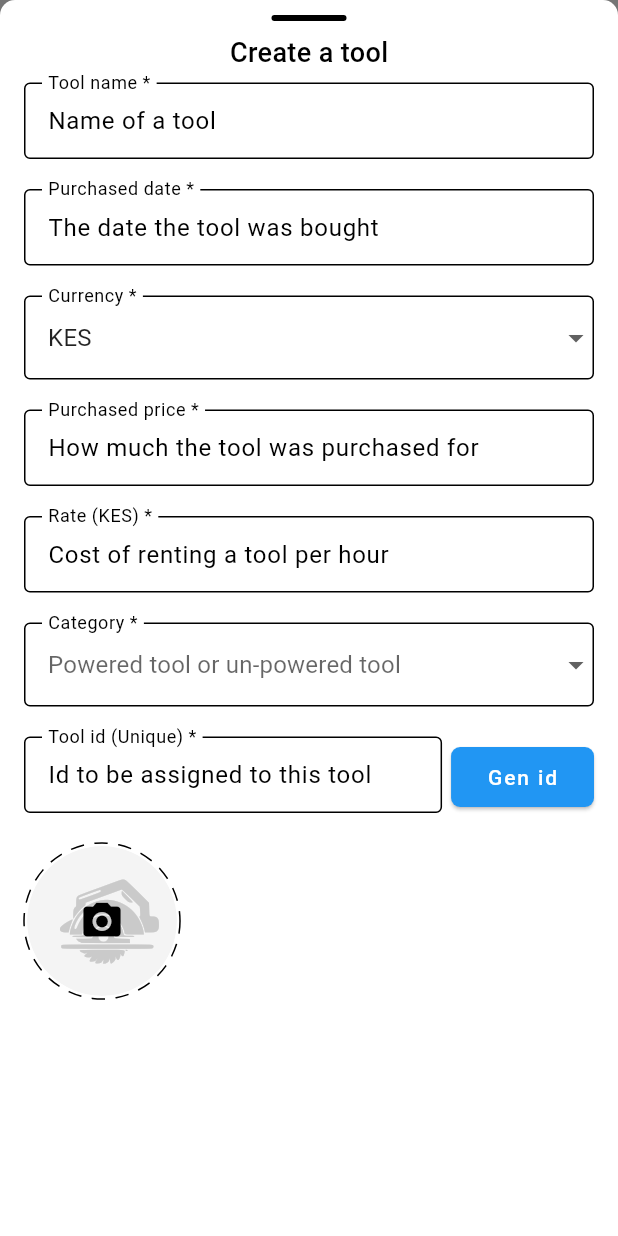
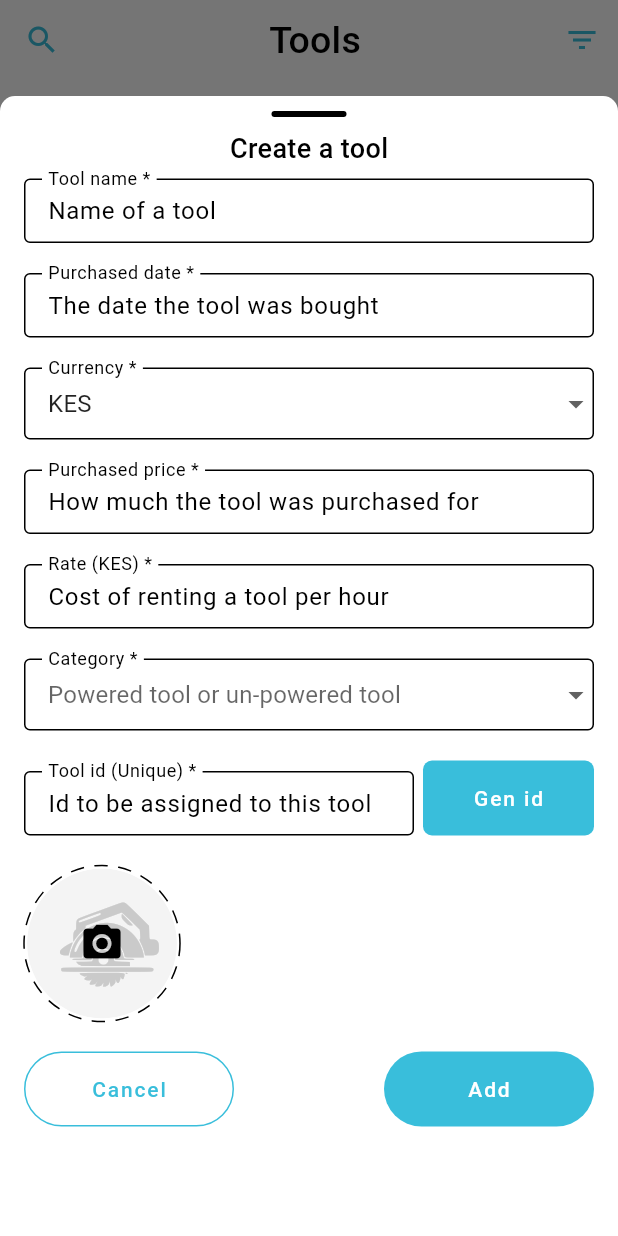
Before and after one commit to rex-enigma/tools_rental_manager, a Flutter app: the screen it shows after launch, after a tap on the "add" icon, on a phone screen of 412 x 824 dp. Run offline on Flutter 3.47's test engine with Material 2 defaults, Android fonts, the phone set to English and light mode, and no system bars; drawn by our look-alikes of dotted_border; our stand-ins replace drift, image_cropper, image_picker, shared_preferences, stacked, stacked_services and 1 more; accounts and stored records are empty; generated files the repository leaves out were written again.

Commit message:
added 2 button in tool_creator_sheet screen

```diff
--- a/lib/ui/bottom_sheets/tool_creator/tool_creator_sheet.dart
+++ b/lib/ui/bottom_sheets/tool_creator/tool_creator_sheet.dart
@@ -8,6 +8,7 @@ import 'package:tools_rental_management/main.dart';
 import 'package:tools_rental_management/ui/common/ui_helpers.dart';
 import 'package:stacked/stacked.dart';
 import 'package:stacked_services/stacked_services.dart';
+import 'package:tools_rental_management/ui/reuable_widgets/dashed_circular_btn_border_with_icons.dart';
 import 'package:tools_rental_management/ui/reuable_widgets/drag_handle.dart';
 import 'package:tools_rental_management/ui/views/home/home_view.dart';
 
@@ -28,8 +29,10 @@ class ToolCreatorSheet extends StackedView<ToolCreatorSheetModel> {
     ToolCreatorSheetModel viewModel,
     Widget? child,
   ) {
-    return Container(
+    return SingleChildScrollView(
+      child: Container(
         width: screenWidth(context),
+        height: 760.0,
         padding: const EdgeInsets.only(
           top: 10.0,
           bottom: 10.0,
@@ -58,6 +61,7 @@ class ToolCreatorSheet extends StackedView<ToolCreatorSheetModel> {
                     onTap: () => print('textFormField taped'),
                     readOnly: true,
                     decoration: const InputDecoration(
+                      isDense: true,
                       focusedBorder: OutlineInputBorder(borderSide: BorderSide()),
                       enabledBorder: OutlineInputBorder(borderSide: BorderSide()),
                       hintText: 'Name of a tool',
@@ -71,6 +75,7 @@ class ToolCreatorSheet extends StackedView<ToolCreatorSheetModel> {
                     onTap: () => print('textFormField taped'),
                     readOnly: true,
                     decoration: const InputDecoration(
+                      isDense: true,
                       focusedBorder: OutlineInputBorder(borderSide: BorderSide()),
                       enabledBorder: OutlineInputBorder(borderSide: BorderSide()),
                       hintText: 'The date the tool was bought',
@@ -83,6 +88,7 @@ class ToolCreatorSheet extends StackedView<ToolCreatorSheetModel> {
                   DropdownButtonFormField(
                     value: Currency.kes.name,
                     decoration: const InputDecoration(
+                      isDense: true,
                       focusedBorder: OutlineInputBorder(borderSide: BorderSide()),
                       enabledBorder: OutlineInputBorder(borderSide: BorderSide()),
                       labelText: 'Currency *',
@@ -102,6 +108,7 @@ class ToolCreatorSheet extends StackedView<ToolCreatorSheetModel> {
                   verticalSpaceMedium,
                   TextFormField(
                     decoration: const InputDecoration(
+                      isDense: true,
                       focusedBorder: OutlineInputBorder(borderSide: BorderSide()),
                       enabledBorder: OutlineInputBorder(borderSide: BorderSide()),
                       hintText: "How much the tool was purchased for",
@@ -113,6 +120,7 @@ class ToolCreatorSheet extends StackedView<ToolCreatorSheetModel> {
                   verticalSpaceMedium,
                   TextFormField(
                     decoration: const InputDecoration(
+                      isDense: true,
                       focusedBorder: OutlineInputBorder(borderSide: BorderSide()),
                       enabledBorder: OutlineInputBorder(borderSide: BorderSide()),
                       hintText: 'Cost of renting a tool per hour',
@@ -124,6 +132,7 @@ class ToolCreatorSheet extends StackedView<ToolCreatorSheetModel> {
                   verticalSpaceMedium,
                   DropdownButtonFormField(
                       decoration: const InputDecoration(
+                        isDense: true,
                         focusedBorder: OutlineInputBorder(borderSide: BorderSide()),
                         enabledBorder: OutlineInputBorder(borderSide: BorderSide()),
                         hintText: 'Powered tool or un-powered tool',
@@ -148,6 +157,7 @@ class ToolCreatorSheet extends StackedView<ToolCreatorSheetModel> {
                         child: TextFormField(
                           readOnly: true,
                           decoration: const InputDecoration(
+                            isDense: true,
                             focusedBorder: OutlineInputBorder(borderSide: BorderSide()),
                             enabledBorder: OutlineInputBorder(borderSide: BorderSide()),
                             hintText: 'Id to be assigned to this tool',
@@ -157,14 +167,22 @@ class ToolCreatorSheet extends StackedView<ToolCreatorSheetModel> {
                           ),
                         ),
                       ),
-                    Padding(
-                      padding: EdgeInsets.only(left: 6),
-                      child: ElevatedButton(
-                        style: ButtonStyle(
-                          shape: MaterialStatePropertyAll(RoundedRectangleBorder(borderRadius: BorderRadius.circular(6))),
-                          backgroundColor: MaterialStatePropertyAll(Colors.blue),
+                      Container(
+                        height: 50,
+                        width: 120.0,
+                        padding: const EdgeInsets.only(left: 6.0),
+                        child: FilledButton(
+                          style: Theme.of(context).filledButtonTheme.style?.copyWith(
+                                fixedSize: const MaterialStatePropertyAll(
+                                  Size(120.0, 50.0),
                                 ),
-                        child: Text('Gen id'),
+                                shape: MaterialStatePropertyAll(
+                                  RoundedRectangleBorder(
+                                    borderRadius: BorderRadius.circular(6),
+                                  ),
+                                ),
+                              ),
+                          child: const Text('Gen id'),
                           onPressed: () => {},
                         ),
                       )
@@ -177,6 +195,20 @@ class ToolCreatorSheet extends StackedView<ToolCreatorSheetModel> {
                       toolImagePath: viewModel.toolImagePath,
                     ),
                   ),
+                  verticalSpaceMedium,
+                  Row(
+                    mainAxisAlignment: MainAxisAlignment.spaceBetween,
+                    children: [
+                      OutlinedButton(
+                        onPressed: () => {},
+                        child: const Text('Cancel'),
+                      ),
+                      FilledButton(
+                        onPressed: () => {},
+                        child: const Text('Add'),
+                      ),
+                    ],
+                  )
                 ],
               ),
             ),
@@ -189,91 +221,10 @@ class ToolCreatorSheet extends StackedView<ToolCreatorSheetModel> {
             topRight: Radius.circular(10),
           ),
         ),
+      ),
     );
   }
 
   @override
   ToolCreatorSheetModel viewModelBuilder(BuildContext context) => ToolCreatorSheetModel();
 }
-
-/// [DashedCircularButtonBorderWithIcons] created a circular button which has dashed border and 3
-/// widget stacked on top of each other. The first widget is a greyish background, second widget is an
-/// icon(either a FontIcons.circularSaw or Icons.person) and the last is an icon(Icons.photo_camera).
-/// [BottomSheetType] is need so that we can be able to create a [DashedCircularButtonBorderWithIcons] with either
-/// a [circularSaw] icon or a [person] icon as second widget in the stack.
-/// [toolImagePath] is the path of a tool image to be displayed.
-class DashedCircularButtonBorderWithIcons extends StatelessWidget {
-  final BottomSheetType bottomSheetType;
-  final String? toolImagePath;
-
-  const DashedCircularButtonBorderWithIcons({
-    required this.bottomSheetType,
-    required this.toolImagePath,
-    Key? key,
-  }) : super(key: key);
-
-  @override
-  Widget build(BuildContext context) {
-    return GestureDetector(
-      onTap: () {
-        // Handle button tap
-        print('add a tool photo');
-      },
-      child: DottedBorder(
-        borderType: BorderType.Circle,
-        dashPattern: const [8, 8],
-        strokeCap: StrokeCap.square,
-        color: Theme.of(context).colorScheme.onPrimary,
-        child: Container(
-          width: 100,
-          height: 100,
-          decoration: const BoxDecoration(
-            shape: BoxShape.circle,
-          ),
-          child: Stack(
-            children: [
-              Positioned.fill(
-                child: ClipOval(
-                  child: toolImagePath == null
-                      ? Container(
-                          decoration: const BoxDecoration(
-                            shape: BoxShape.circle,
-                            color: Color.fromRGBO(244, 244, 244, 1),
-                          ),
-                        )
-                      : Image.asset(
-                          toolImagePath!,
-                          fit: BoxFit.cover,
-                        ),
-                ),
-              ),
-              if (toolImagePath == null)
-                Align(
-                  alignment: Alignment.center,
-                  child: switch (bottomSheetType) {
-                    BottomSheetType.toolCreator => const Icon(
-                        FontIcons.circularSaw,
-                        color: Color.fromRGBO(202, 202, 202, 1.0),
-                        size: 56.0,
-                      ),
-                    BottomSheetType.toolUserCreator => const Icon(
-                        Icons.person,
-                        color: Color.fromRGBO(202, 202, 202, 1.0),
-                      ),
-                  },
-                ),
-              if (toolImagePath == null)
-                const Align(
-                  alignment: Alignment.center,
-                  child: Icon(
-                    Icons.photo_camera,
-                    color: Colors.black,
-                  ),
-                ),
-            ],
-          ),
-        ),
-      ),
-    );
-  }
-}
--- a/lib/ui/common/themes.dart
+++ b/lib/ui/common/themes.dart
@@ -21,13 +21,25 @@ ThemeData lightTheme = ThemeData(
   typography: Typography(
     white: _textTheme,
   ),
+  filledButtonTheme: const FilledButtonThemeData(
+    style: ButtonStyle(
+      backgroundColor: MaterialStatePropertyAll(
+        Color.fromRGBO(57, 190, 219, 1.0),
+      ),
+      foregroundColor: MaterialStatePropertyAll(
+        Colors.white,
+      ),
+      fixedSize: MaterialStatePropertyAll(
+        Size(140.0, 50.0),
+      ),
+    ),
+  ),
   iconTheme: const IconThemeData(
     color: Colors.black,
     size: 30.0,
   ),
-
-  ///duplicate this to the dark theme
   tabBarTheme: _tabBarTheme,
+  outlinedButtonTheme: _outlinedButtonTheme,
 );
 
 ThemeData darkTheme = ThemeData(
@@ -64,8 +76,22 @@ ThemeData darkTheme = ThemeData(
       ),
     ),
   ),
+  filledButtonTheme: const FilledButtonThemeData(
+    style: ButtonStyle(
+      backgroundColor: MaterialStatePropertyAll(
+        Color.fromRGBO(57, 190, 219, 1.0),
+      ),
+      foregroundColor: MaterialStatePropertyAll(
+        Colors.black,
+      ),
+      fixedSize: MaterialStatePropertyAll(
+        Size(140.0, 50.0),
+      ),
+    ),
+  ),
+  outlinedButtonTheme: _outlinedButtonTheme,
   iconTheme: const IconThemeData(
-    color: Color.fromRGBO(228, 228, 228, 1.0),
+    color: Colors.black,
     size: 30.0,
   ),
   tabBarTheme: _tabBarTheme,
@@ -115,3 +141,13 @@ TabBarTheme _tabBarTheme = const TabBarTheme(
   ),
   indicatorSize: TabBarIndicatorSize.label,
 );
+
+OutlinedButtonThemeData _outlinedButtonTheme = OutlinedButtonThemeData(
+  style: OutlinedButton.styleFrom(
+    foregroundColor: const Color.fromRGBO(57, 190, 219, 1.0),
+    side: const BorderSide(
+      color: Color.fromRGBO(57, 190, 219, 1.0),
+    ),
+    fixedSize: const Size(140.0, 50.0),
+  ),
+);
--- /dev/null
+++ b/lib/ui/reuable_widgets/dashed_circular_btn_border_with_icons.dart
@@ -0,0 +1,86 @@
+import 'package:dotted_border/dotted_border.dart';
+import 'package:flutter/material.dart';
+import 'package:tools_rental_management/app/app.bottomsheets.dart';
+import 'package:tools_rental_management/assets/font_icons/font_icons.dart';
+
+/// [DashedCircularButtonBorderWithIcons] created a circular button which has dashed border and 3
+/// widget stacked on top of each other. The first widget is a greyish background, second widget is an
+/// icon(either a FontIcons.circularSaw or Icons.person) and the last is an icon(Icons.photo_camera).
+/// [BottomSheetType] is need so that we can be able to create a [DashedCircularButtonBorderWithIcons] with either
+/// a [circularSaw] icon or a [person] icon as second widget in the stack.
+/// [toolImagePath] is the path of a tool image to be displayed.
+class DashedCircularButtonBorderWithIcons extends StatelessWidget {
+  final BottomSheetType bottomSheetType;
+  final String? toolImagePath;
+
+  const DashedCircularButtonBorderWithIcons({
+    required this.bottomSheetType,
+    required this.toolImagePath,
+    Key? key,
+  }) : super(key: key);
+
+  @override
+  Widget build(BuildContext context) {
+    return GestureDetector(
+      onTap: () {
+        // Handle button tap
+        print('add a tool photo');
+      },
+      child: DottedBorder(
+        borderType: BorderType.Circle,
+        dashPattern: const [8, 8],
+        strokeCap: StrokeCap.square,
+        color: Theme.of(context).colorScheme.onPrimary,
+        child: Container(
+          width: 100,
+          height: 100,
+          decoration: const BoxDecoration(
+            shape: BoxShape.circle,
+          ),
+          child: Stack(
+            children: [
+              Positioned.fill(
+                child: ClipOval(
+                  child: toolImagePath == null
+                      ? Container(
+                          decoration: const BoxDecoration(
+                            shape: BoxShape.circle,
+                            color: Color.fromRGBO(244, 244, 244, 1),
+                          ),
+                        )
+                      : Image.asset(
+                          toolImagePath!,
+                          fit: BoxFit.cover,
+                        ),
+                ),
+              ),
+              if (toolImagePath == null)
+                Align(
+                  alignment: Alignment.center,
+                  child: switch (bottomSheetType) {
+                    BottomSheetType.toolCreator => const Icon(
+                        FontIcons.circularSaw,
+                        color: Color.fromRGBO(202, 202, 202, 1.0),
+                        size: 56.0,
+                      ),
+                    BottomSheetType.toolUserCreator => const Icon(
+                        Icons.person,
+                        color: Color.fromRGBO(202, 202, 202, 1.0),
+                      ),
+                  },
+                ),
+              if (toolImagePath == null)
+                const Align(
+                  alignment: Alignment.center,
+                  child: Icon(
+                    Icons.photo_camera,
+                    color: Colors.black,
+                  ),
+                ),
+            ],
+          ),
+        ),
+      ),
+    );
+  }
+}
```
Lines whose indentation alone changed are shown as unchanged.
